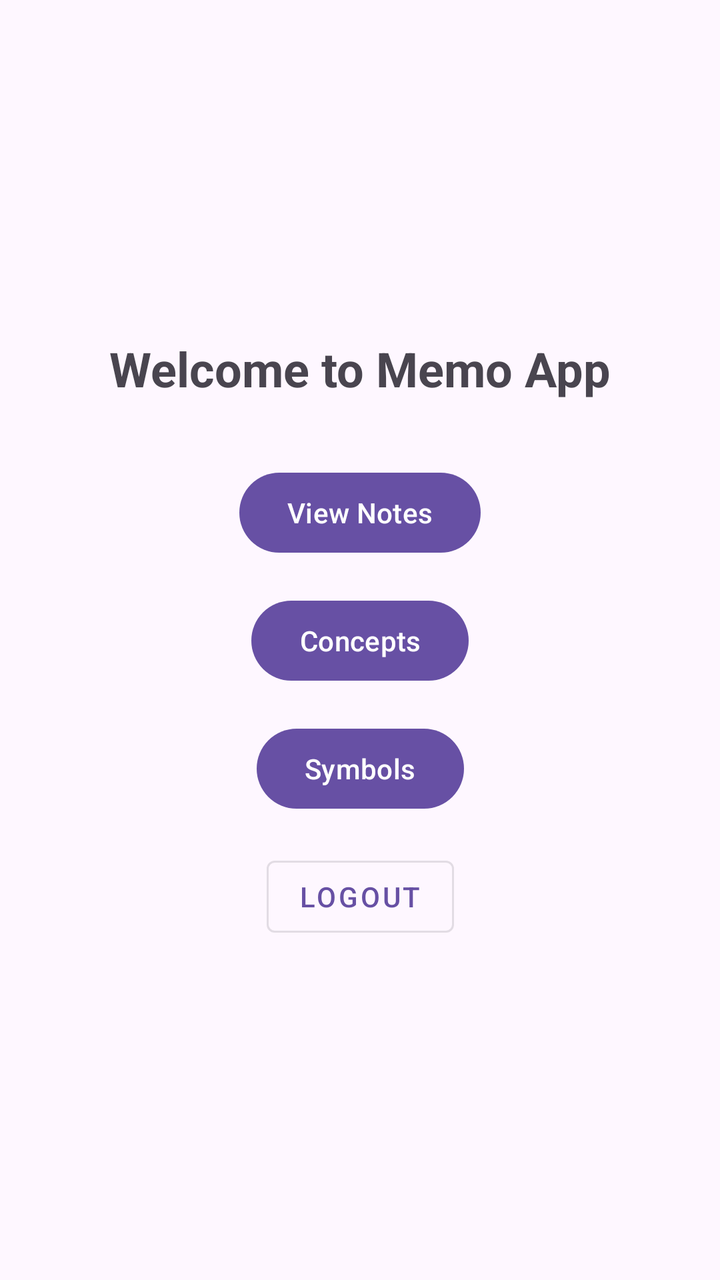
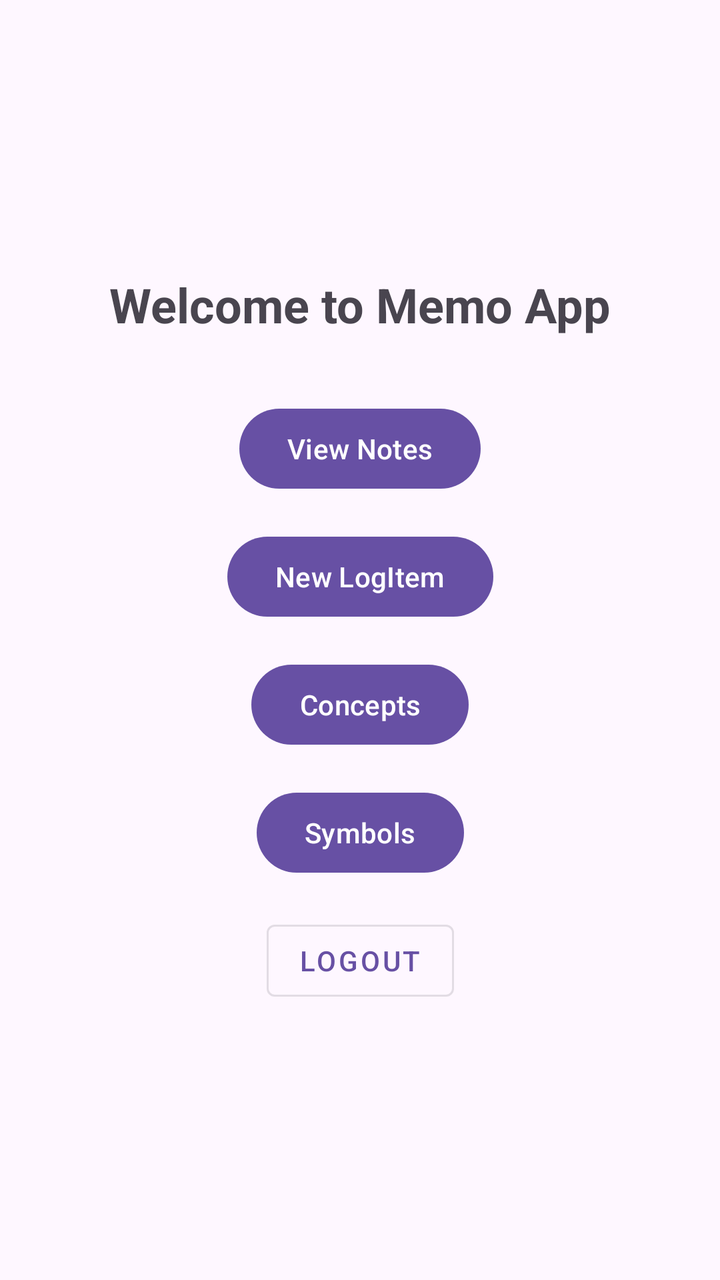

Before-and-after screenshots of an Android layout around one commit, followed by the original layout XML and the change that was made.
<!-- AndroidManifest.xml: application theme Theme.MemoApp -->
<!-- res/layout/fragment_home.xml -->
<?xml version="1.0" encoding="utf-8"?>
<androidx.constraintlayout.widget.ConstraintLayout xmlns:android="http://schemas.android.com/apk/res/android"
    xmlns:app="http://schemas.android.com/apk/res-auto"
    xmlns:tools="http://schemas.android.com/tools"
    android:layout_width="match_parent"
    android:layout_height="match_parent"
    tools:context=".HomeFragment">

    <TextView
        android:id="@+id/text_home_title"
        android:layout_width="wrap_content"
        android:layout_height="wrap_content"
        android:text="Welcome to Memo App"
        android:textSize="24sp"
        android:textStyle="bold"
        app:layout_constraintBottom_toTopOf="@+id/button_to_notes"
        app:layout_constraintEnd_toEndOf="parent"
        app:layout_constraintStart_toStartOf="parent"
        app:layout_constraintTop_toTopOf="parent"
        app:layout_constraintVertical_chainStyle="packed" />

    <Button
        android:id="@+id/button_to_notes"
        android:layout_width="wrap_content"
        android:layout_height="wrap_content"
        android:layout_marginTop="32dp"
        android:text="View Notes"
        app:layout_constraintBottom_toTopOf="@+id/button_to_concepts"
        app:layout_constraintEnd_toEndOf="parent"
        app:layout_constraintStart_toStartOf="parent"
        app:layout_constraintTop_toBottomOf="@+id/text_home_title" />

    <Button
        android:id="@+id/button_to_concepts"
        android:layout_width="wrap_content"
        android:layout_height="wrap_content"
        android:layout_marginTop="16dp"
        android:text="Concepts"
        app:layout_constraintBottom_toTopOf="@+id/button_to_symbols"
        app:layout_constraintEnd_toEndOf="parent"
        app:layout_constraintStart_toStartOf="parent"
        app:layout_constraintTop_toBottomOf="@+id/button_to_notes" />

    <Button
        android:id="@+id/button_to_symbols"
        android:layout_width="wrap_content"
        android:layout_height="wrap_content"
        android:layout_marginTop="16dp"
        android:text="Symbols"
        app:layout_constraintBottom_toTopOf="@+id/button_logout"
        app:layout_constraintEnd_toEndOf="parent"
        app:layout_constraintStart_toStartOf="parent"
        app:layout_constraintTop_toBottomOf="@+id/button_to_concepts" />

    <Button
        android:id="@+id/button_logout"
        android:layout_width="wrap_content"
        android:layout_height="wrap_content"
        android:layout_marginTop="16dp"
        android:text="Logout"
        style="@style/Widget.MaterialComponents.Button.OutlinedButton"
        app:layout_constraintBottom_toBottomOf="parent"
        app:layout_constraintEnd_toEndOf="parent"
        app:layout_constraintStart_toStartOf="parent"
        app:layout_constraintTop_toBottomOf="@+id/button_to_symbols" />

</androidx.constraintlayout.widget.ConstraintLayout>
<!-- resources referenced by this layout -->
<resources>
  <style name="Theme.MemoApp" parent="Base.Theme.MemoApp" />
  <style name="Base.Theme.MemoApp" parent="Theme.Material3.DayNight.NoActionBar">
          
          
      </style>
</resources>

<!-- the commit's change to res/layout/fragment_home.xml (unified diff, before → after) -->
@@ -25,10 +25,21 @@
         android:layout_height="wrap_content"
         android:layout_marginTop="32dp"
         android:text="View Notes"
+        app:layout_constraintBottom_toTopOf="@+id/button_to_log_item"
+        app:layout_constraintEnd_toEndOf="parent"
+        app:layout_constraintStart_toStartOf="parent"
+        app:layout_constraintTop_toBottomOf="@+id/text_home_title" />
+
+    <Button
+        android:id="@+id/button_to_log_item"
+        android:layout_width="wrap_content"
+        android:layout_height="wrap_content"
+        android:layout_marginTop="16dp"
+        android:text="New LogItem"
         app:layout_constraintBottom_toTopOf="@+id/button_to_concepts"
         app:layout_constraintEnd_toEndOf="parent"
         app:layout_constraintStart_toStartOf="parent"
-        app:layout_constraintTop_toBottomOf="@+id/text_home_title" />
+        app:layout_constraintTop_toBottomOf="@+id/button_to_notes" />
 
     <Button
         android:id="@+id/button_to_concepts"
@@ -39,7 +50,7 @@
         app:layout_constraintBottom_toTopOf="@+id/button_to_symbols"
         app:layout_constraintEnd_toEndOf="parent"
         app:layout_constraintStart_toStartOf="parent"
-        app:layout_constraintTop_toBottomOf="@+id/button_to_notes" />
+        app:layout_constraintTop_toBottomOf="@+id/button_to_log_item" />
 
     <Button
         android:id="@+id/button_to_symbols"
